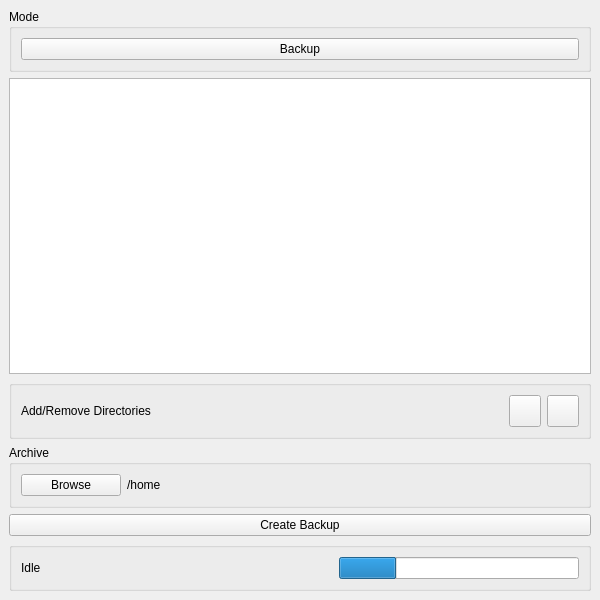
Old version of the form kstars_backup/mainwindow.ui in the repository LuckyEddie47/kstars_extensions.
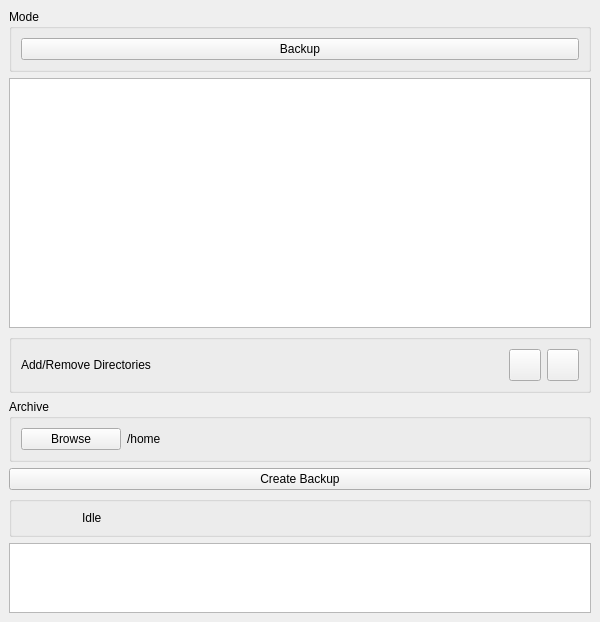
New version of the form.

```diff
--- a/kstars_backup/mainwindow.ui
+++ b/kstars_backup/mainwindow.ui
@@ -228,19 +228,16 @@
          </property>
         </widget>
        </item>
-       <item>
-        <widget class="QProgressBar" name="progressBar">
-         <property name="value">
-          <number>24</number>
-         </property>
-         <property name="textVisible">
-          <bool>false</bool>
-         </property>
-        </widget>
-       </item>
       </layout>
      </widget>
     </item>
+    <item>
+     <widget class="QPlainTextEdit" name="logPTE">
+      <property name="readOnly">
+       <bool>true</bool>
+      </property>
+     </widget>
+    </item>
    </layout>
   </widget>
  </widget>
```
